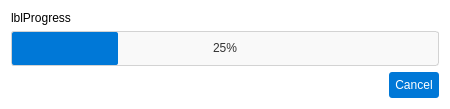
Old version of the form pastrocore/gui_pyside/dialog_calc_progress.ui in the repository Torward1024/pAstroCORE.
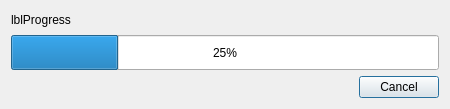
New version of the form. Icons and pictures are not drawn.

What changed in the file:
```diff
--- a/pastrocore/gui_pyside/dialog_calc_progress.ui
+++ b/pastrocore/gui_pyside/dialog_calc_progress.ui
@@ -38,9 +38,6 @@
    <iconset resource="../gui/icons/icons.qrc">
     <normaloff>:/icons/preferences.svg</normaloff>:/icons/preferences.svg</iconset>
   </property>
-  <property name="styleSheet">
-   <string notr="true">background-color: #ffffff; font-family: Arial;</string>
-  </property>
   <property name="modal">
    <bool>true</bool>
   </property>
@@ -61,23 +58,6 @@
          <height>35</height>
         </size>
        </property>
-       <property name="styleSheet">
-        <string notr="true">/* Стилизация QProgressBar */
-QProgressBar {
-    font-family: Arial;
-    font-size: 9pt;
-    color: #333333;
-    background-color: #f9f9f9; /* Фон неактивных элементов */
-    border: 1px solid #d3d3d3; /* Граница неактивного состояния */
-    border-radius: 3px; /* Скругленные углы */
-    text-align: center; /* Выравнивание текста по центру */
-}
-/* Стилизация заполненной части прогресс-бара */
-QProgressBar::chunk {
-    background-color: #0078d7; /* Основной акцентный цвет */
-    border-radius: 2px; /* Скругление внутри, чтобы учитывать границу */
-}</string>
-       </property>
        <property name="value">
         <number>25</number>
        </property>
@@ -121,23 +101,6 @@
      </item>
      <item>
       <widget class="QPushButton" name="pushButtonCancel">
-       <property name="styleSheet">
-        <string notr="true">QPushButton {
-    background-color: #0078d7;
-    color: #ffffff;
-    padding: 6px;
-    border-radius: 3px;
-    border: none;
-}
-QPushButton:hover {
-    background-color: #1a8cff; /* Светлее при наведении */
-}
-QPushButton:pressed {
-    background-color: #005bb5; /* Темнее при нажатии */
-    padding-top: 7px; /* Легкое смещение вниз для эффекта &quot;продавливания&quot; */
-    padding-bottom: 5px;
-}</string>
-       </property>
        <property name="text">
         <string>Cancel</string>
        </property>
```
Left out of the diff: 4 changed lines with no effect on the pictures.
